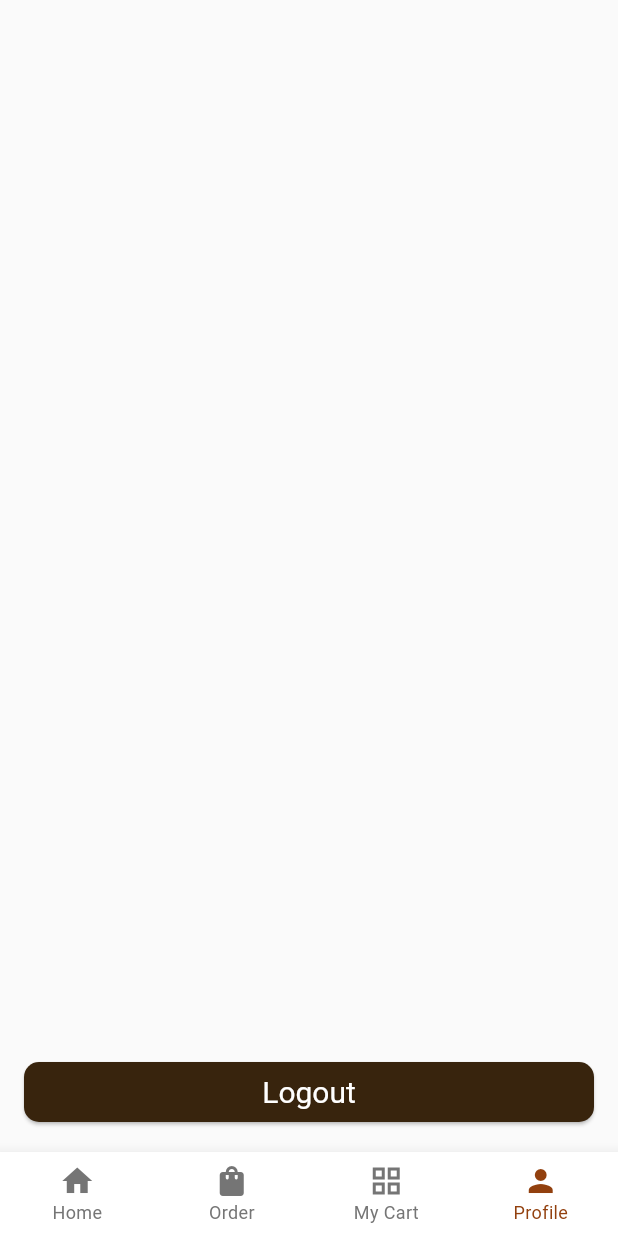
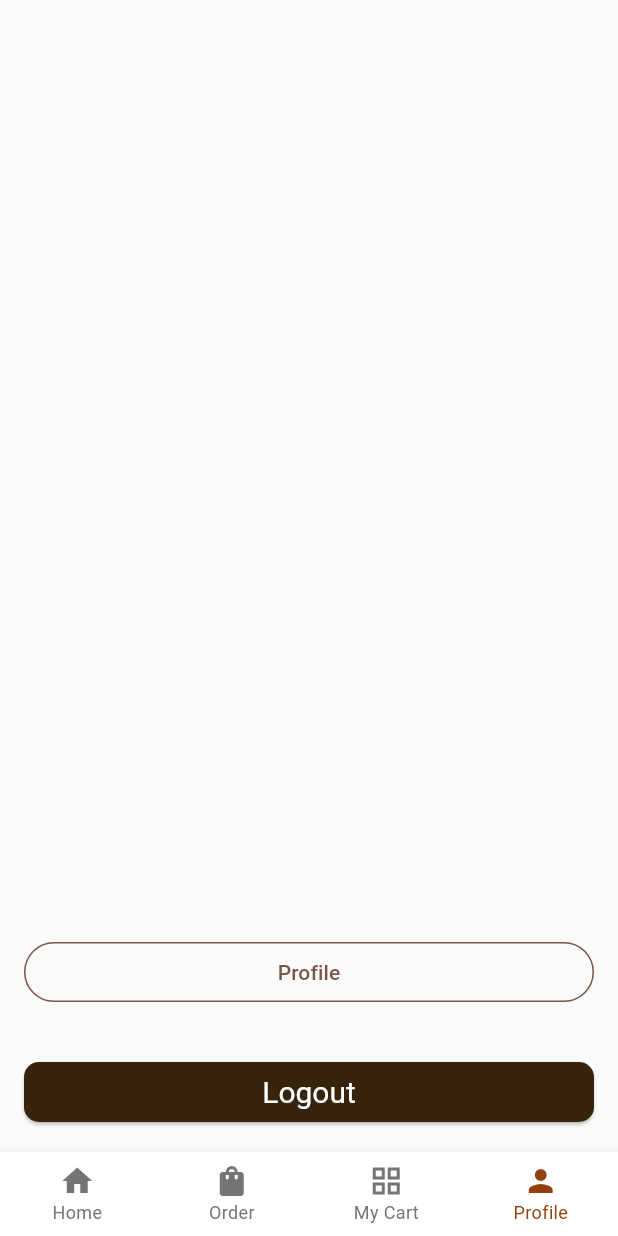
Before and after one commit to CodeFFun/resub, a Flutter app: the HomeScreen screen opened directly, item 4 of the bottom bar chosen, after a tap on "Logout", on a phone screen of 412 x 824 dp. Run offline on Flutter 3.47's test engine with Material 3 defaults, Android fonts, the phone set to English and light mode, and no system bars; our stand-ins replace connectivity_plus, dartz, dio, equatable, flutter_riverpod, flutter_secure_storage and 3 more; missing offline and left inert: dio_smart_retry; accounts and stored records are empty.

Commit message:
Profile change screen

```diff
--- a/lib/features/dashboard/presentation/pages/bottom_navigation_screen/bottom_profile_screen.dart
+++ b/lib/features/dashboard/presentation/pages/bottom_navigation_screen/bottom_profile_screen.dart
@@ -1,8 +1,10 @@
 import 'package:flutter/material.dart';
 import 'package:flutter_riverpod/flutter_riverpod.dart';
 import 'package:resub/app/routes/app_routes.dart';
+import 'package:resub/core/services/storage/token_service.dart';
 import 'package:resub/core/services/storage/user_session_service.dart';
 import 'package:resub/features/auth/presentation/pages/login_screen.dart';
+import 'package:resub/features/profile/presentation/pages/personal_info_page.dart';
 
 class BottomProfileScreen extends ConsumerWidget {
   const BottomProfileScreen({super.key});
@@ -19,11 +21,31 @@ class BottomProfileScreen extends ConsumerWidget {
             padding: const EdgeInsets.all(16.0),
             child: SizedBox(
               width: double.infinity,
+              child: OutlinedButton(
+                onPressed: () {
+                  AppRoutes.push(context, const PersonalInfoPage());
+                },
+                style: OutlinedButton.styleFrom(
+                  side: const BorderSide(color: Colors.brown),
+                ),
+                child: const Text(
+                  "Profile",
+                  style: TextStyle(color: Colors.brown),
+                ),
+              ),
+            ),
+          ),
+          Padding(
+            padding: const EdgeInsets.all(16.0),
+            child: SizedBox(
+              width: double.infinity,
               child: ElevatedButton(
                 onPressed: () async {
                   // Clear the userSessionServiceProvider
                   final userSession = ref.read(userSessionServiceProvider);
+                  final tokenSession = ref.read(tokenServiceProvider);
                   await userSession.clearSession();
+                  await tokenSession.removeToken();
 
                   ref.invalidate(userSessionServiceProvider);
 
```
